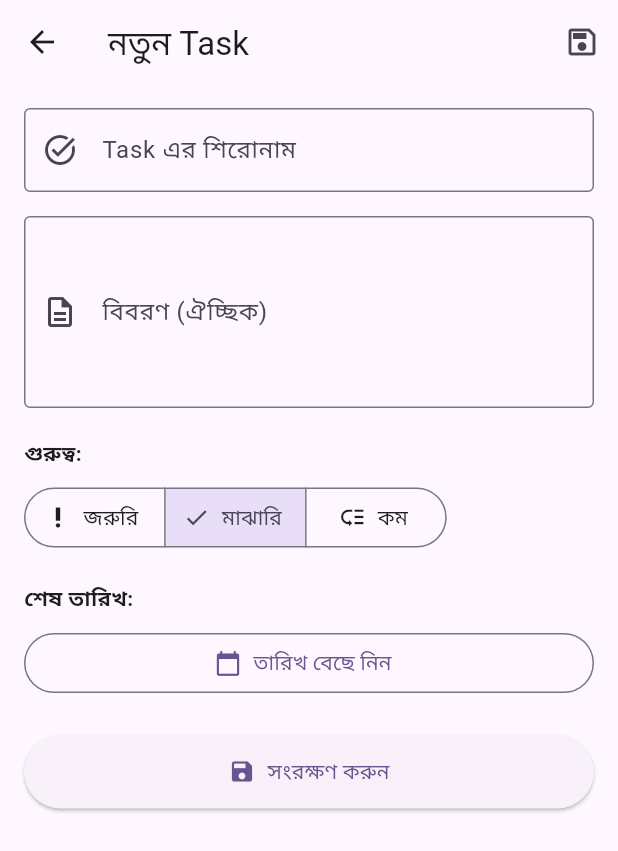
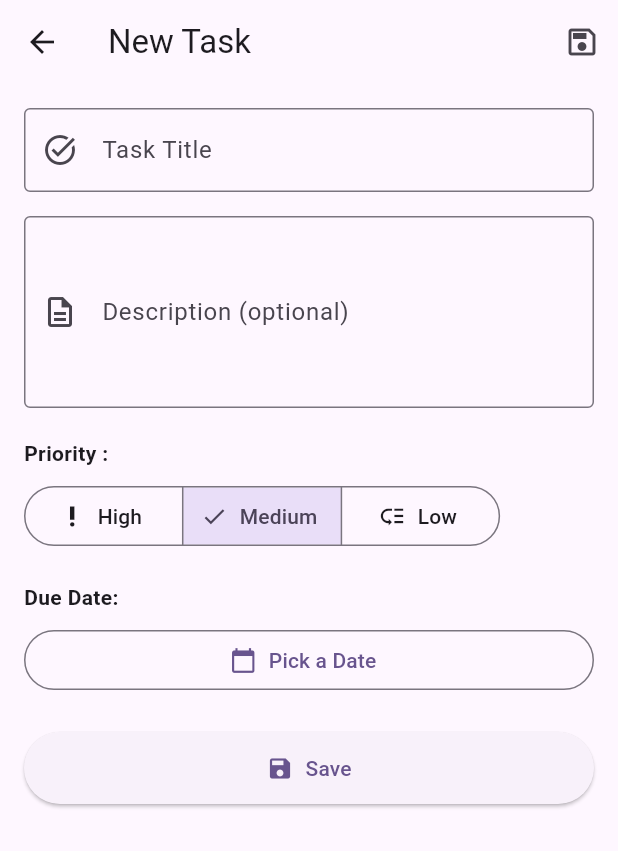
Before and after one commit to Faisal60177/notes_and_tasks, a Flutter app: the screen it shows after launch, item 2 of the bottom bar chosen, after a tap on the "add" icon, on a phone screen of 412 x 824 dp. Shown: the top 851 px of the screen. Run offline on Flutter 3.47's test engine with Material 3 defaults, Android fonts, the phone set to English and light mode, and no system bars; our stand-ins replace get, sqflite; accounts and stored records are empty.

Commit message:
bug fixes

```diff
--- a/lib/controllers/note_controller.dart
+++ b/lib/controllers/note_controller.dart
@@ -4,83 +4,120 @@ import '../models/note_model.dart';
 import '../database/db_helper.dart';
 import 'package:intl/intl.dart';
 
-class NoteController extends GetxController{
-
+class NoteController extends GetxController {
   final DbHelper _dbHelper = DbHelper();
 
-// RxList — Rx means Reactive, that mean if the list change the UI also update automatically
-// .obs means observable — GetX will do watch this
-RxList<NoteModel> notes= <NoteModel>[].obs;
-
-// To keep the search  notes in separate list
+  // Reactive list — UI auto updates when this changes
+  RxList<NoteModel> notes = <NoteModel>[].obs;
   RxList<NoteModel> filteredNotes = <NoteModel>[].obs;
-
   RxBool isSearching = false.obs;
   RxBool isLoading = false.obs;
 
   @override
-  void onInit(){
+  void onInit() {
     super.onInit();
-  loadNotes(); // when app will open then show all notes
+    loadNotes();
   }
 
-Future<void> loadNotes() async{
+  // Load all notes from database
+  Future<void> loadNotes() async {
+    try {
       isLoading.value = true;
       notes.value = await _dbHelper.getAllNotes();
-  isLoading.value = false; // loading is finished
+    } catch (e) {
+      Get.snackbar('Error', 'Failed to load notes: $e',
+        backgroundColor: Colors.red,
+        colorText: Colors.white,
+        snackPosition: SnackPosition.BOTTOM,
+      );
+    } finally {
+      // finally — always runs, even if error occurs
+      // this ensures isLoading becomes false no matter what
+      isLoading.value = false;
+    }
   }
 
+  // Add new note
   Future<void> addNote({
     required String title,
     required String content,
     required int color,
   }) async {
+    try {
       String now = DateFormat('dd MMM yyyy, hh:mm a').format(DateTime.now());
-  NoteModel newNote = NoteModel(title: title, content: content, color: color, createdAt: now, updatedAt: now);
-
+      NoteModel newNote = NoteModel(
+        title: title,
+        content: content,
+        color: color,
+        createdAt: now,
+        updatedAt: now,
+      );
       await _dbHelper.insertNote(newNote);
-  await loadNotes(); // do list refresh — UI will update autometically
-
+      await loadNotes();
       Get.snackbar(
-    'Success!', 'Notes saved',
+        'Success', 'Note saved successfully',
         backgroundColor: Colors.green,
         colorText: Colors.white,
-      snackPosition:  SnackPosition.BOTTOM,
+        snackPosition: SnackPosition.BOTTOM,
+        duration: const Duration(seconds: 2),
+      );
+    } catch (e) {
+      Get.snackbar('Error', 'Failed to save note: $e',
+        backgroundColor: Colors.red,
+        colorText: Colors.white,
+        snackPosition: SnackPosition.BOTTOM,
       );
     }
+  }
 
-Future<void> updateNote ({
+  // Update existing note
+  Future<void> updateNote({
     required NoteModel note,
     required String title,
     required String content,
     required int color,
   }) async {
+    try {
       String now = DateFormat('dd MMM yyyy, hh:mm a').format(DateTime.now());
-
-  NoteModel updateNote = NoteModel(id: note.id, title: title, content: content, color: color, createdAt: note.createdAt, updatedAt: now);
-  await _dbHelper.updateNote(updateNote);
+      NoteModel updatedNote = NoteModel(
+        id: note.id,
+        title: title,
+        content: content,
+        color: color,
+        createdAt: note.createdAt,
+        updatedAt: now,
+      );
+      await _dbHelper.updateNote(updatedNote);
       await loadNotes();
-
       Get.snackbar(
-    'Success!', 'Note Updated',
+        'Success', 'Note updated successfully',
         backgroundColor: Colors.blue,
+        colorText: Colors.white,
+        snackPosition: SnackPosition.BOTTOM,
+        duration: const Duration(seconds: 2),
+      );
+    } catch (e) {
+      Get.snackbar('Error', 'Failed to update note: $e',
+        backgroundColor: Colors.red,
         colorText: Colors.white,
         snackPosition: SnackPosition.BOTTOM,
       );
     }
+  }
 
+  // Delete note with undo option
   Future<void> deleteNote(NoteModel note) async {
+    try {
       await _dbHelper.deleteNote(note.id!);
       await loadNotes();
-
       Get.snackbar(
-  'Deleted', '"${note.title}" Note Deleted',
+        'Deleted', '"${note.title}" deleted',
         backgroundColor: Colors.red,
         colorText: Colors.white,
         snackPosition: SnackPosition.BOTTOM,
+        duration: const Duration(seconds: 3),
         mainButton: TextButton(
           onPressed: () async {
-      // Undo again  note  insert do
             await _dbHelper.insertNote(NoteModel(
               title: note.title,
               content: note.content,
@@ -93,11 +130,18 @@ Get.snackbar(
           child: const Text('Undo', style: TextStyle(color: Colors.white)),
         ),
       );
+    } catch (e) {
+      Get.snackbar('Error', 'Failed to delete note: $e',
+        backgroundColor: Colors.red,
+        colorText: Colors.white,
+        snackPosition: SnackPosition.BOTTOM,
+      );
+    }
   }
 
+  // Search notes by keyword
   Future<void> searchNotes(String keyword) async {
     if (keyword.isEmpty) {
-      // keyword is empty then search stop
       isSearching.value = false;
       filteredNotes.clear();
       return;
@@ -106,10 +150,9 @@ Get.snackbar(
     filteredNotes.value = await _dbHelper.searchNotes(keyword);
   }
 
-  // Search stop
+  // Clear search
   void clearSearch() {
     isSearching.value = false;
     filteredNotes.clear();
   }
-
 }
--- a/lib/database/db_helper.dart
+++ b/lib/database/db_helper.dart
@@ -15,12 +15,15 @@ class DbHelper {
     return _database!;
   }
 
-  Future<Database> _initDB()async{
+  Future<Database> _initDB() async {
     String dbPath = await getDatabasesPath();
-    String path= join(dbPath, 'notes_app.db');
-    return await openDatabase(path,
+    String path = join(dbPath, 'notes_app.db');
+
+    return await openDatabase(
+      path,
       version: 1,
       onCreate: (db, version) async {
+        // Notes table
         await db.execute('''
         CREATE TABLE notes(
           id INTEGER PRIMARY KEY AUTOINCREMENT,
@@ -28,23 +31,22 @@ class DbHelper {
           content TEXT NOT NULL,
           color INTEGER NOT NULL,
           createdAt TEXT NOT NULL,
-      updatedAt TEXT NOT NULL,
-
+          updatedAt TEXT NOT NULL
         )
       ''');
 
+        // Todos table
         await db.execute('''
         CREATE TABLE todos(
           id INTEGER PRIMARY KEY AUTOINCREMENT,
           title TEXT NOT NULL,
           description TEXT NOT NULL,
-        isDone INTEGER NULL DEFAULT 0,
-        priority INTEGER NULL DEFAULT 2,
+          isDone INTEGER NOT NULL DEFAULT 0,
+          priority INTEGER NOT NULL DEFAULT 2,
           dueDate TEXT,
-        createdAt TEXT NOT NULL,
+          createdAt TEXT NOT NULL
         )
       ''');
-
       },
     );
   }
@@ -92,7 +94,7 @@ Future<List<NoteModel>> searchNotes(String keyword) async{
     final maps = await db.query('notes',
       // LIKE — partial match so used this %
       where: 'title LIKE ? OR content LIKE?',
-      whereArgs: ['%$keyword%', '%$keyword'],
+      whereArgs: ['%$keyword%', '%$keyword%'],
     );
     return maps.map((map) => NoteModel.fromMap(map)).toList();
 }
--- a/lib/main.dart
+++ b/lib/main.dart
@@ -4,13 +4,11 @@ import 'controllers/note_controller.dart';
 import 'controllers/todo_controller.dart';
 import 'screens/home_screen.dart';
 
-// main() — App এর শুরু এখান থেকে
-void main() {
-  // WidgetsFlutterBinding.ensureInitialized() — Flutter engine প্রস্তুত করো
-  // async কাজ main() এ করার আগে এটা দরকার
+// App starts from here
+void main() async {
+  // async — required before WidgetsFlutterBinding
   WidgetsFlutterBinding.ensureInitialized();
-
-  runApp(const MyApp()); // App চালু করো
+  runApp(const MyApp());
 }
 
 class MyApp extends StatelessWidget {
@@ -18,27 +16,18 @@ class MyApp extends StatelessWidget {
 
   @override
   Widget build(BuildContext context) {
-
     return GetMaterialApp(
-      // GetMaterialApp — GetX এর MaterialApp
-      // এটা ব্যবহার করলে Get.to(), Get.back(), Get.snackbar() সব কাজ করবে
       title: 'Do ALL Notes',
-      debugShowCheckedModeBanner: false, // Debug banner সরাও
-
+      debugShowCheckedModeBanner: false,
       theme: ThemeData(
         colorScheme: ColorScheme.fromSeed(seedColor: Colors.deepPurple),
-        useMaterial3: true, // Material Design 3 চালু করো
+        useMaterial3: true,
       ),
-
-      // initialBinding — App শুরুতেই এই controllers তৈরি করে রাখো
-      // পরে Get.find() দিয়ে যেকোনো জায়গা থেকে access করা যাবে
       initialBinding: BindingsBuilder(() {
-        // put() — controller তৈরি করো ও register করো
         Get.put(NoteController());
         Get.put(TodoController());
       }),
-
-      home: const HomeScreen(), // প্রথম screen
+      home: const HomeScreen(),
     );
   }
 }
--- a/lib/screens/notes/add_edit_note_screen.dart
+++ b/lib/screens/notes/add_edit_note_screen.dart
@@ -55,20 +55,16 @@ class _AddEditNoteScreenState extends State<AddEditNoteScreen> {
     super.dispose();
   }
 
-  // Save button চাপলে এই function চলবে
   Future<void> _saveNote() async {
-    // Form validate করো — সব field ঠিকঠাক কিনা দেখো
     if (!_formKey.currentState!.validate()) return;
 
     if (widget.existingNote == null) {
-      // নতুন note যোগ করো
       await _noteController.addNote(
-        title: _titleController.text.trim(), // trim() — আগে পরে space সরাও
+        title: _titleController.text.trim(),
         content: _contentController.text.trim(),
         color: _selectedColor,
       );
     } else {
-      // আগের note আপডেট করো
       await _noteController.updateNote(
         note: widget.existingNote!,
         title: _titleController.text.trim(),
@@ -77,7 +73,7 @@ class _AddEditNoteScreenState extends State<AddEditNoteScreen> {
       );
     }
 
-    Get.back(); // আগের screen এ ফিরে যাও
+    if (mounted) Get.back();
   }
 
   @override
@@ -89,13 +85,13 @@ class _AddEditNoteScreenState extends State<AddEditNoteScreen> {
       appBar: AppBar(
         backgroundColor: Color(_selectedColor),
         elevation: 0,
-        title: Text(isEditing ? 'Note সম্পাদনা' : 'নতুন Note'),
+        title: Text(isEditing ? 'Edit Note' : 'New Note'),
         actions: [
           // Save button AppBar এ
           IconButton(
             icon: const Icon(Icons.save_outlined),
             onPressed: _saveNote,
-            tooltip: 'সংরক্ষণ করুন',
+            tooltip: 'Save',
           ),
         ],
       ),
@@ -110,7 +106,7 @@ class _AddEditNoteScreenState extends State<AddEditNoteScreen> {
             children: [
 
               // Color picker
-              const Text('রঙ বেছে নিন:', style: TextStyle(fontWeight: FontWeight.w500)),
+              const Text('Pick a Color:', style: TextStyle(fontWeight: FontWeight.w500)),
               const SizedBox(height: 8),
               ColorPickerWidget(
                 selectedColor: _selectedColor,
@@ -128,14 +124,14 @@ class _AddEditNoteScreenState extends State<AddEditNoteScreen> {
               TextFormField(
                 controller: _titleController,
                 decoration: const InputDecoration(
-                  labelText: 'শিরোনাম',
+                  labelText: 'Title',
                   border: OutlineInputBorder(),
                   prefixIcon: Icon(Icons.title),
                 ),
                 validator: (value) {
                   // validator — field empty হলে error message দেখাও
                   if (value == null || value.trim().isEmpty) {
-                    return 'শিরোনাম দিন';
+                    return 'Please enter a title';
                   }
                   return null; // null মানে কোনো error নেই
                 },
@@ -147,7 +143,7 @@ class _AddEditNoteScreenState extends State<AddEditNoteScreen> {
               TextFormField(
                 controller: _contentController,
                 decoration: const InputDecoration(
-                  labelText: 'লিখুন...',
+                  labelText: 'Write something...',
                   border: OutlineInputBorder(),
                   alignLabelWithHint: true, // label উপরে থাকবে
                 ),
@@ -155,7 +151,7 @@ class _AddEditNoteScreenState extends State<AddEditNoteScreen> {
                 minLines: 8,
                 validator: (value) {
                   if (value == null || value.trim().isEmpty) {
-                    return 'কিছু লিখুন';
+                    return 'Please write something';
                   }
                   return null;
                 },
@@ -169,7 +165,7 @@ class _AddEditNoteScreenState extends State<AddEditNoteScreen> {
                 child: ElevatedButton.icon(
                   onPressed: _saveNote,
                   icon: const Icon(Icons.save),
-                  label: Text(isEditing ? 'আপডেট করুন' : 'সংরক্ষণ করুন'),
+                  label: Text(isEditing ? 'Update' : 'Save'),
                   style: ElevatedButton.styleFrom(
                     padding: const EdgeInsets.symmetric(vertical: 14),
                   ),
--- a/lib/screens/notes/notes_list_screen.dart
+++ b/lib/screens/notes/notes_list_screen.dart
@@ -18,7 +18,7 @@ class NotesListScreen extends StatelessWidget {
 
     return Scaffold(
       appBar: AppBar(
-        title: const Text('আমার Notes'),
+        title: const Text('My  Notes'),
         actions: [
           // Search button
           IconButton(
@@ -50,8 +50,8 @@ class NotesListScreen extends StatelessWidget {
                 ? Icons.search_off
                 : Icons.note_add,
             message: controller.isSearching.value
-                ? 'কোনো note পাওয়া যায়নি'
-                : 'এখনো কোনো note নেই\n+ বাটন চেপে যোগ করুন',
+                ? 'No notes found'
+                : 'No notes yet\nTap + to add a new note',
           );
         }
 
@@ -91,12 +91,12 @@ class NotesListScreen extends StatelessWidget {
     showDialog(
       context: context,
       builder: (context) => AlertDialog(
-        title: const Text('Note খুঁজুন'),
+        title: const Text('Search Notes'),
         content: TextField(
           controller: searchController,
           autofocus: true, // dialog খুলতেই keyboard আসবে
           decoration: const InputDecoration(
-            hintText: 'শিরোনাম বা লেখা দিয়ে খুঁজুন...',
+            hintText: 'Search by title or content...',
             prefixIcon: Icon(Icons.search),
           ),
           onChanged: (value) => controller.searchNotes(value),
@@ -107,7 +107,7 @@ class NotesListScreen extends StatelessWidget {
               controller.clearSearch();
               Get.back();
             },
-            child: const Text('বাতিল'),
+            child: const Text('Cancel'),
           ),
         ],
       ),
--- a/lib/screens/todos/add_edit_todo_screen.dart
+++ b/lib/screens/todos/add_edit_todo_screen.dart
@@ -78,7 +78,7 @@ class _AddEditTodoScreenState extends State<AddEditTodoScreen> {
       );
     }
 
-    Get.back();
+    if (mounted) Get.back();
   }
 
   @override
@@ -87,7 +87,7 @@ class _AddEditTodoScreenState extends State<AddEditTodoScreen> {
 
     return Scaffold(
       appBar: AppBar(
-        title: Text(isEditing ? 'Task সম্পাদনা' : 'নতুন Task'),
+        title: Text(isEditing ? 'Edit Task' : 'New Task'),
         actions: [
           IconButton(icon: const Icon(Icons.save_outlined), onPressed: _saveTodo),
         ],
@@ -105,11 +105,11 @@ class _AddEditTodoScreenState extends State<AddEditTodoScreen> {
               TextFormField(
                 controller: _titleController,
                 decoration: const InputDecoration(
-                  labelText: 'Task এর শিরোনাম',
+                  labelText: 'Task Title',
                   border: OutlineInputBorder(),
                   prefixIcon: Icon(Icons.task_alt),
                 ),
-                validator: (v) => v!.trim().isEmpty ? 'শিরোনাম দিন' : null,
+                validator: (v) => v!.trim().isEmpty ? 'Please enter a title' : null,
               ),
 
               const SizedBox(height: 16),
@@ -118,7 +118,7 @@ class _AddEditTodoScreenState extends State<AddEditTodoScreen> {
               TextFormField(
                 controller: _descController,
                 decoration: const InputDecoration(
-                  labelText: 'বিবরণ (ঐচ্ছিক)',
+                  labelText: 'Description (optional)',
                   border: OutlineInputBorder(),
                   prefixIcon: Icon(Icons.description_outlined),
                 ),
@@ -128,15 +128,15 @@ class _AddEditTodoScreenState extends State<AddEditTodoScreen> {
               const SizedBox(height: 20),
 
               // Priority selection
-              const Text('গুরুত্ব:', style: TextStyle(fontWeight: FontWeight.w600)),
+              const Text('Priority :', style: TextStyle(fontWeight: FontWeight.w600)),
               const SizedBox(height: 8),
 
               // SegmentedButton — Flutter এর built-in grouped button
               SegmentedButton<int>(
                 segments: const [
-                  ButtonSegment(value: 1, label: Text('জরুরি'), icon: Icon(Icons.priority_high)),
-                  ButtonSegment(value: 2, label: Text('মাঝারি'), icon: Icon(Icons.remove)),
-                  ButtonSegment(value: 3, label: Text('কম'), icon: Icon(Icons.low_priority)),
+                  ButtonSegment(value: 1, label: Text('High'), icon: Icon(Icons.priority_high)),
+                  ButtonSegment(value: 2, label: Text('Medium'), icon: Icon(Icons.remove)),
+                  ButtonSegment(value: 3, label: Text('Low'), icon: Icon(Icons.low_priority)),
                 ],
                 selected: {_selectedPriority}, // Set এ রাখতে হয়
                 onSelectionChanged: (newSet) {
@@ -147,7 +147,7 @@ class _AddEditTodoScreenState extends State<AddEditTodoScreen> {
               const SizedBox(height: 20),
 
               // Due date picker
-              const Text('শেষ তারিখ:', style: TextStyle(fontWeight: FontWeight.w600)),
+              const Text('Due Date:', style: TextStyle(fontWeight: FontWeight.w600)),
               const SizedBox(height: 8),
 
               Row(
@@ -156,7 +156,7 @@ class _AddEditTodoScreenState extends State<AddEditTodoScreen> {
                     child: OutlinedButton.icon(
                       onPressed: _pickDate,
                       icon: const Icon(Icons.calendar_today),
-                      label: Text(_selectedDueDate ?? 'তারিখ বেছে নিন'),
+                      label: Text(_selectedDueDate ?? 'Pick a Date'),
                     ),
                   ),
                   if (_selectedDueDate != null)
@@ -175,7 +175,7 @@ class _AddEditTodoScreenState extends State<AddEditTodoScreen> {
                 child: ElevatedButton.icon(
                   onPressed: _saveTodo,
                   icon: const Icon(Icons.save),
-                  label: Text(isEditing ? 'আপডেট করুন' : 'সংরক্ষণ করুন'),
+                  label: Text(isEditing ? 'Update' : 'Save'),
                   style: ElevatedButton.styleFrom(
                     padding: const EdgeInsets.symmetric(vertical: 14),
                   ),
--- a/lib/screens/todos/todo_list_screen.dart
+++ b/lib/screens/todos/todo_list_screen.dart
@@ -15,7 +15,7 @@ class TodoListScreen extends StatelessWidget {
 
     return Scaffold(
       appBar: AppBar(
-        title: const Text('আমার Tasks'),
+        title: const Text('My Tasks'),
         actions: [
           IconButton(
             icon: const Icon(Icons.search),
@@ -45,7 +45,7 @@ class TodoListScreen extends StatelessWidget {
                   crossAxisAlignment: CrossAxisAlignment.start,
                   children: [
                     Obx(() => Text(
-                      '${(controller.completionRate.value * 100).toInt()}% সম্পন্ন',
+                      '${(controller.completionRate.value * 100).toInt()}% completed',
                       style: const TextStyle(fontWeight: FontWeight.w600),
                     )),
                     const SizedBox(height: 6),
@@ -73,8 +73,8 @@ class TodoListScreen extends StatelessWidget {
                     ? Icons.search_off
                     : Icons.checklist,
                 message: controller.isSearching.value
-                    ? 'কোনো task পাওয়া যায়নি'
-                    : 'এখনো কোনো task নেই\n+ বাটন চেপে যোগ করুন',
+                    ? 'No tasks found'
+                    : 'No tasks yet\nTap + to add a new task',
               )
                   : ListView.builder(
                 itemCount: todos.length,
@@ -106,17 +106,17 @@ class TodoListScreen extends StatelessWidget {
     showDialog(
       context: context,
       builder: (context) => AlertDialog(
-        title: const Text('Task খুঁজুন'),
+        title: const Text('Search Tasks'),
         content: TextField(
           controller: searchCtrl,
           autofocus: true,
-          decoration: const InputDecoration(hintText: 'শিরোনাম দিয়ে খুঁজুন...'),
+          decoration: const InputDecoration(hintText: 'Search by title...'),
           onChanged: (v) => controller.searchTodos(v),
         ),
         actions: [
           TextButton(
             onPressed: () { controller.clearSearch(); Get.back(); },
-            child: const Text('বাতিল'),
+            child: const Text('Cancel'),
           ),
         ],
       ),
--- a/lib/widgets/note_card.dart
+++ b/lib/widgets/note_card.dart
@@ -17,7 +17,7 @@ const NoteCard({
     required this.onTap,
     required this.onDelete,
     required this.onEdit,
-})
+  });
 
 
   @override
```
Also changed, not shown: lib/controllers/todo_controller.dart (+98 -39 lines), lib/screens/notes/note_detail_screen.dart (+5 -5 lines). Lines whose indentation alone changed are shown as unchanged.
